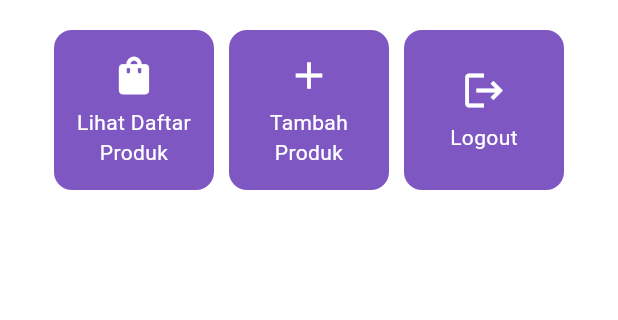
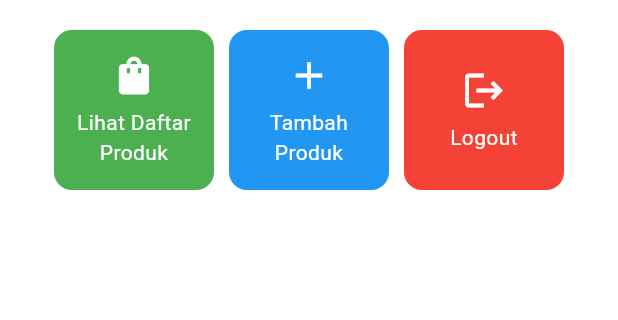
Before and after one commit to farrellzidane/JerseyVault-mobile, a Flutter app: the screen it shows after launch, on a phone screen of 412 x 824 dp, the part 417-737 px from its top. Run offline on Flutter 3.47's test engine with Material 3 defaults, Android fonts, the phone set to English and light mode, and no system bars.

Commit message:
Updated Tugas 7

```diff
--- a/lib/menu.dart
+++ b/lib/menu.dart
@@ -134,36 +134,39 @@
 }
 
 class ItemCard extends StatelessWidget {
-  // Menampilkan kartu dengan ikon dan nama.
-
   final ItemHomepage item;
 
   const ItemCard(this.item, {super.key});
 
   @override
   Widget build(BuildContext context) {
+    // Tentukan warna berdasarkan nama item
+    Color backgroundColor;
+    if (item.name == "Logout") {
+      backgroundColor = Colors.red; // Warna merah untuk Logout
+    } else if (item.name == "Tambah Produk") {
+      backgroundColor = Colors.blue; // Warna biru untuk Tambah Produk
+    } else if (item.name == "Lihat Daftar Produk") {
+      backgroundColor = Colors.green; // Warna hijau untuk Lihat Produk
+    } else {
+      backgroundColor = Theme.of(context).colorScheme.secondary; // Warna default
+    }
+
     return Material(
-      // Menentukan warna latar belakang dari tema aplikasi.
-      color: Theme.of(context).colorScheme.secondary,
-      // Membuat sudut kartu melengkung.
+      color: backgroundColor, // Gunakan backgroundColor yang sudah ditentukan
       borderRadius: BorderRadius.circular(12),
-
       child: InkWell(
-        // Aksi ketika kartu ditekan.
         onTap: () {
-          // Menampilkan pesan SnackBar saat kartu ditekan.
           ScaffoldMessenger.of(context)
             ..hideCurrentSnackBar()
             ..showSnackBar(
               SnackBar(content: Text("Kamu telah menekan tombol ${item.name}!"))
             );
         },
-        // Container untuk menyimpan Icon dan Text
         child: Container(
           padding: const EdgeInsets.all(8),
           child: Center(
             child: Column(
-              // Menyusun ikon dan teks di tengah kartu.
               mainAxisAlignment: MainAxisAlignment.center,
               children: [
                 Icon(
@@ -184,5 +187,4 @@
       ),
     );
   }
-
 }
```
Also changed, not shown: 1 other file.
